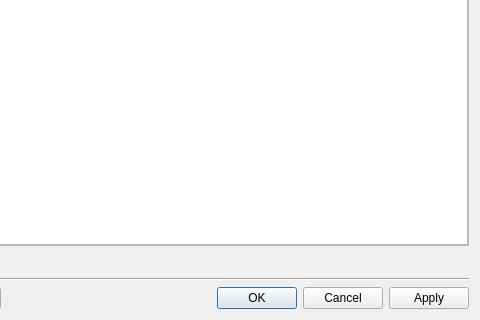
Above: Updraft/src/core/ui/settingsdialog.ui from updraft/updraft before the change; both pictures show x 194 to 674 and y 185 to 505 of the 674 by 505 pixel window. Below: the same form after it.
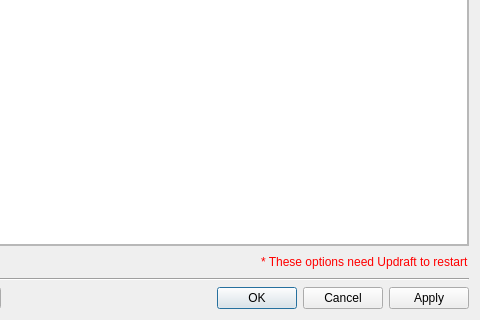
That is the form after the change. Custom widgets are drawn as their Qt base class.

Commit message: Settings can say that they require a restart and this is then shown in the dialog

Diff of the .ui file:
```diff
--- a/Updraft/src/core/ui/settingsdialog.ui
+++ b/Updraft/src/core/ui/settingsdialog.ui
@@ -117,6 +117,29 @@
        </property>
       </spacer>
      </item>
+     <item>
+      <widget class="QLabel" name="restartNeededLabel">
+       <property name="enabled">
+        <bool>true</bool>
+       </property>
+       <property name="styleSheet">
+        <string notr="true">color: rgb(255, 0, 0);
+</string>
+       </property>
+       <property name="frameShape">
+        <enum>QFrame::NoFrame</enum>
+       </property>
+       <property name="frameShadow">
+        <enum>QFrame::Plain</enum>
+       </property>
+       <property name="lineWidth">
+        <number>0</number>
+       </property>
+       <property name="text">
+        <string>* These options need Updraft to restart</string>
+       </property>
+      </widget>
+     </item>
     </layout>
    </item>
    <item>
```
Left out of the diff: 2 changed lines with no effect on the pictures. The commit also changes 11 other files.
